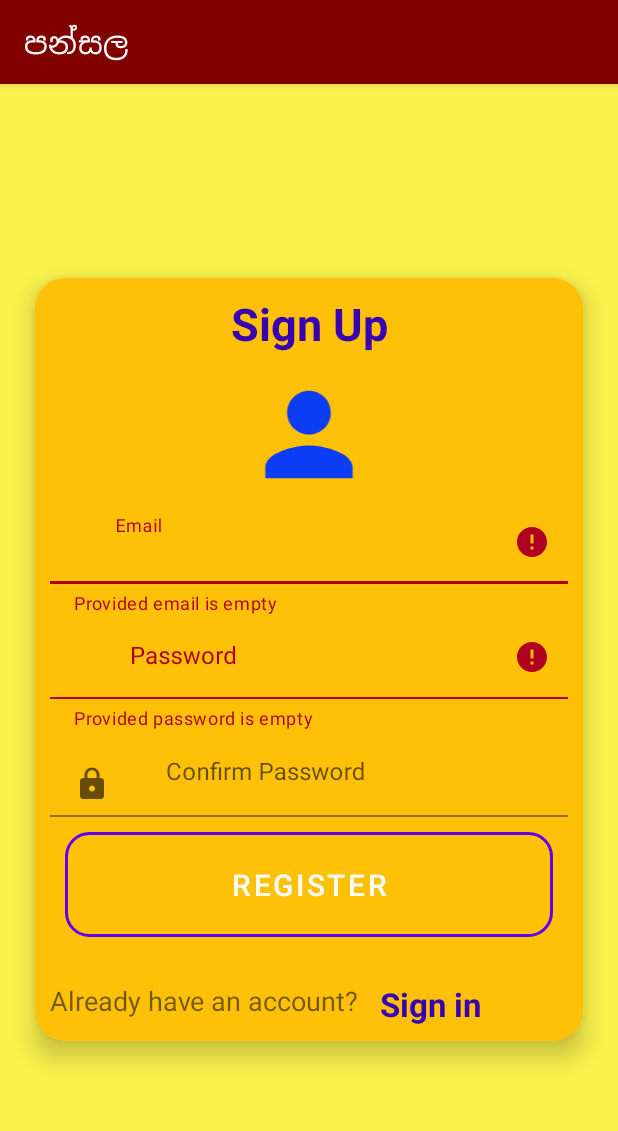
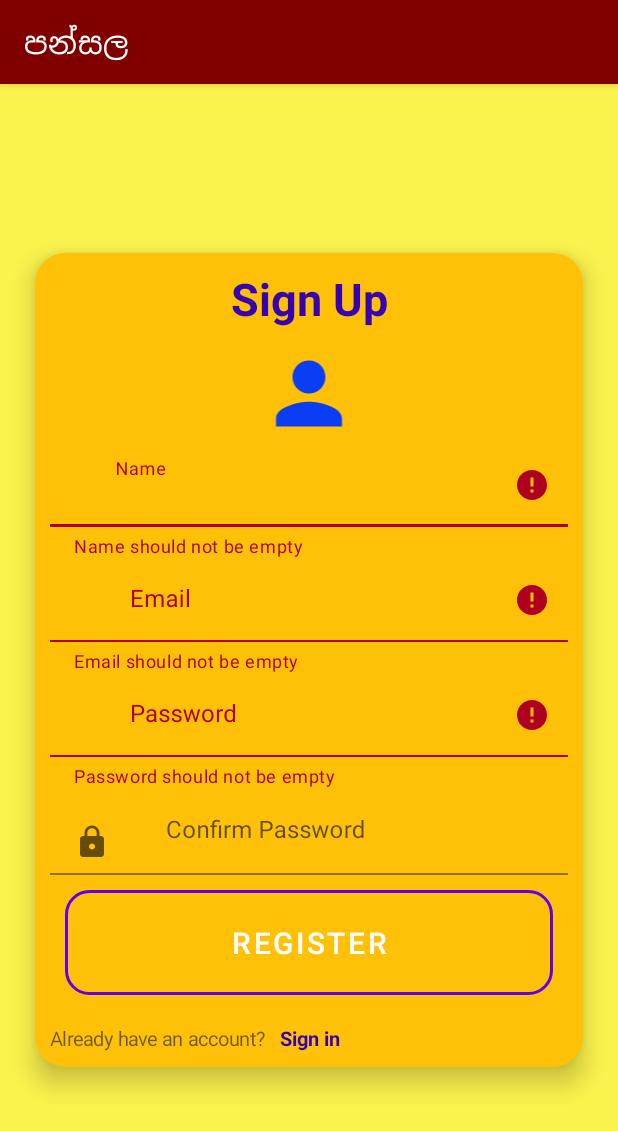
Before and after one commit to DushyanthaDarshan/PANSALA, an Android app: the SignupActivity screen opened directly, with no data from a screen before it, after a tap on "REGISTER", on a phone screen of 412 x 824 dp. Shown: the top 1131 px of the screen. Run offline under Robolectric (Android 15) with nearby library versions, the phone set to English and light mode, and no system bars; our stand-ins replace Firebase (no records; nobody signed in at launch, a user with empty details on screens opened directly).

Commit message:
ui signup with small changes of login ui

```diff
--- a/app/src/main/java/com/ddr/pansala/SignupActivity.java
+++ b/app/src/main/java/com/ddr/pansala/SignupActivity.java
@@ -1,6 +1,7 @@
 package com.ddr.pansala;
 
 import androidx.annotation.NonNull;
+import androidx.annotation.Nullable;
 import androidx.appcompat.app.ActionBar;
 import androidx.appcompat.app.AppCompatActivity;
 
@@ -21,18 +22,28 @@ import com.google.android.gms.tasks.Task;
 import com.google.android.material.textfield.TextInputLayout;
 import com.google.firebase.auth.AuthResult;
 import com.google.firebase.auth.FirebaseAuth;
+import com.google.firebase.auth.FirebaseUser;
+import com.google.firebase.auth.UserProfileChangeRequest;
+import com.google.firebase.database.DatabaseError;
+import com.google.firebase.database.DatabaseReference;
+import com.google.firebase.database.FirebaseDatabase;
+
+import org.jetbrains.annotations.NotNull;
 
 public class SignupActivity extends AppCompatActivity {
 
-    private EditText registerEmail, registerPassword, registerConfirmPassword;
+    private EditText registerEmail, registerPassword, registerConfirmPassword, registerName;
     private Button registerBtn;
-    private TextView errorMessageView, alreadySignin;
-    private Boolean isEmailValid, isPasswordValid;
-    private TextInputLayout emailErrorr, passError;
+    private TextView alreadySignText, alreadySign;
+    private Boolean isNameValid, isEmailValid, isPasswordValid;
+    private TextInputLayout emailErrorr, passError, nameError;
     private String emailError = null;
     private String passwordError = null;
+    private String nameE = null;
     private ProgressBar progressBar;
     private FirebaseAuth auth;
+    private FirebaseDatabase rootNode;
+    private DatabaseReference reference;
 
     @Override
     protected void onCreate(Bundle savedInstanceState) {
@@ -50,8 +61,11 @@ public class SignupActivity extends AppCompatActivity {
         registerEmail = (EditText) findViewById(R.id.register_email);
         registerPassword = (EditText) findViewById(R.id.register_password);
         registerConfirmPassword = (EditText) findViewById(R.id.register_confirm_password);
+        registerName = (EditText) findViewById(R.id.register_name);
         registerBtn = (Button) findViewById(R.id.register_btn);
-        alreadySignin = (TextView) findViewById(R.id.already_sinIn);
+        alreadySign = (TextView) findViewById(R.id.already_sinIn);
+        alreadySignText = (TextView) findViewById(R.id.already_sinIn_name);
+        nameError = (TextInputLayout) findViewById(R.id.register_name_error);
         emailErrorr = (TextInputLayout) findViewById(R.id.register_email_error);
         passError = (TextInputLayout) findViewById(R.id.register_password_error);
         progressBar = (ProgressBar) findViewById(R.id.progressBar);
@@ -61,38 +75,68 @@ public class SignupActivity extends AppCompatActivity {
             public void onClick(View v) {
                 String email = registerEmail.getText().toString().trim();
                 String password = registerPassword.getText().toString().trim();
+                String name = registerName.getText().toString().trim();
 
-                validateEmailAndPassword(email, password);
+                validateEmailAndPasswordAndName(email, password, name);
+            }
+        });
+
+        alreadySignText.setOnClickListener(new View.OnClickListener() {
+            @Override
+            public void onClick(View v) {
+                Intent openLoginActivity = new Intent(getApplicationContext(), MainActivity.class);
+                startActivity(openLoginActivity);
             }
         });
     }
 
-    private void firebaseProcess(String email, String password) {
+    private void firebaseProcess(String email, String password, String name) {
         progressBar.setVisibility(View.VISIBLE);
 
         auth.createUserWithEmailAndPassword(email, password)
         .addOnCompleteListener(SignupActivity.this, new OnCompleteListener<AuthResult>() {
             @Override
             public void onComplete(@NonNull Task<AuthResult> task) {
-                Toast.makeText(SignupActivity.this, "createUserWithEmail:onComplete:" + task.isSuccessful(), Toast.LENGTH_SHORT).show();
                 progressBar.setVisibility(View.GONE);
-                if (!task.isSuccessful()) {
+
+                if (task.isSuccessful()) {
+
+                    FirebaseUser user = auth.getCurrentUser();
+                    rootNode = FirebaseDatabase.getInstance();
+                    reference = rootNode.getReference("USER");
+                    String key = reference.push().getKey();
+
+                    UserRole userRole = new UserRole(user.getUid(), name, email, "USER");
+                    reference.child(key).setValue(userRole, new DatabaseReference.CompletionListener() {
+                        @Override
+                        public void onComplete(@Nullable @org.jetbrains.annotations.Nullable DatabaseError error, @NonNull @NotNull DatabaseReference ref) {
+                            Toast.makeText(SignupActivity.this, "user home page", Toast.LENGTH_LONG).show();
+                            //                            startActivity(new Intent(SignupActivity.this, MainActivity.class));
+                            //                                                finish();
+                        }
+                    });
+                } else {
                     Toast.makeText(SignupActivity.this, "Authentication failed." + task.getException(),
                             Toast.LENGTH_SHORT).show();
-                } else {
-                    Toast.makeText(SignupActivity.this, "AAAAAAAAAAAAAAAAAAAAAAAA" + task.getException(),
-                            Toast.LENGTH_SHORT).show();
-//                            startActivity(new Intent(SignupActivity.this, MainActivity.class));
-//                            finish();
                 }
             }
         });
     }
 
-    public void validateEmailAndPassword(String email, String password) {
+    public void validateEmailAndPasswordAndName(String email, String password, String name) {
+        // Check for a valid name
+        if (name.isEmpty()) {
+            nameE = "Name should not be empty";
+            nameError.setError(nameE);
+            isNameValid = false;
+        } else {
+            isNameValid = true;
+            nameError.setErrorEnabled(false);
+        }
+
         // Check for a valid email address.
         if (email.isEmpty()) {
-            emailError = "Provided email is empty";
+            emailError = "Email should not be empty";
             emailErrorr.setError(emailError);
             isEmailValid = false;
         } else if (!Patterns.EMAIL_ADDRESS.matcher(email).matches()) {
@@ -106,7 +150,7 @@ public class SignupActivity extends AppCompatActivity {
 
         // Check for a valid password.
         if (password.isEmpty()) {
-            passwordError = "Provided password is empty";
+            passwordError = "Password should not be empty";
             passError.setError(passwordError);
             isPasswordValid = false;
         } else if (password.length() < 6) {
@@ -126,16 +170,18 @@ public class SignupActivity extends AppCompatActivity {
             passError.setErrorEnabled(false);
         }
 
-        if (isEmailValid && isPasswordValid) {
-            firebaseProcess(email, password);
+        if (isEmailValid && isPasswordValid && isNameValid) {
+            firebaseProcess(email, password, name);
         } else {
+            alreadySignText.setTextSize(13l);
+            alreadySign.setTextSize(13l);
             progressBar.setVisibility(View.GONE);
         }
     }
 
-    @Override
-    protected void onResume() {
-        super.onResume();
-        progressBar.setVisibility(View.GONE);
-    }
+//    @Override
+//    protected void onResume() {
+//        super.onResume();
+//        progressBar.setVisibility(View.GONE);
+//    }
 }
--- /dev/null
+++ b/app/src/main/res/drawable/ic_baseline_person_outline_24.xml
@@ -0,0 +1,10 @@
+<vector xmlns:android="http://schemas.android.com/apk/res/android"
+    android:width="24dp"
+    android:height="24dp"
+    android:viewportWidth="24"
+    android:viewportHeight="24"
+    android:tint="?attr/colorControlNormal">
+  <path
+      android:fillColor="@android:color/white"
+      android:pathData="M12,5.9c1.16,0 2.1,0.94 2.1,2.1s-0.94,2.1 -2.1,2.1S9.9,9.16 9.9,8s0.94,-2.1 2.1,-2.1m0,9c2.97,0 6.1,1.46 6.1,2.1v1.1L5.9,18.1L5.9,17c0,-0.64 3.13,-2.1 6.1,-2.1M12,4C9.79,4 8,5.79 8,8s1.79,4 4,4 4,-1.79 4,-4 -1.79,-4 -4,-4zM12,13c-2.67,0 -8,1.34 -8,4v3h16v-3c0,-2.66 -5.33,-4 -8,-4z"/>
+</vector>
--- a/app/src/main/res/layout/activity_signup.xml
+++ b/app/src/main/res/layout/activity_signup.xml
@@ -46,8 +46,8 @@
                 android:orientation="vertical">
 
                 <ImageView
-                    android:layout_width="161dp"
-                    android:layout_height="87dp"
+                    android:layout_width="137dp"
+                    android:layout_height="66dp"
                     android:layout_gravity="center_horizontal"
                     android:layout_marginTop="10dp"
                     android:foregroundGravity="center"
@@ -58,6 +58,27 @@
                 android:layout_width="match_parent"
                 android:layout_height="wrap_content"
                 android:orientation="vertical">
+
+                <com.google.android.material.textfield.TextInputLayout
+                    android:id="@+id/register_name_error"
+                    android:layout_width="match_parent"
+                    android:layout_height="wrap_content"
+                    app:boxBackgroundColor="@color/yellow_foreground_for_login"
+                    android:layout_gravity="center_vertical">
+
+                    <EditText
+                        android:id="@+id/register_name"
+                        android:layout_width="match_parent"
+                        android:layout_height="wrap_content"
+                        android:hint="         Name"
+                        android:inputType="textPersonName"
+                        android:maxLines="1"
+                        android:singleLine="true"
+                        android:textColor="@android:color/white"
+                        android:layout_gravity="center_vertical"
+                        android:drawableLeft="@drawable/ic_baseline_person_outline_24"/>
+
+                </com.google.android.material.textfield.TextInputLayout>
 
                 <com.google.android.material.textfield.TextInputLayout
                     android:id="@+id/register_email_error"
@@ -149,9 +170,10 @@
                 android:layout_width="match_parent"
                 android:layout_height="wrap_content"
                 android:orientation="horizontal"
-                android:layout_marginTop="20dp">
+                android:layout_marginTop="10dp">
 
                 <TextView
+                    android:id="@+id/already_sinIn_name"
                     android:layout_width="wrap_content"
                     android:layout_height="match_parent"
                     android:text="Already have an account?   "
```
Also changed, not shown: app/src/main/java/com/ddr/pansala/MainActivity.java (+8 -3 lines), app/src/main/java/com/ddr/pansala/UserRole.java (added, +63 -0 lines).
